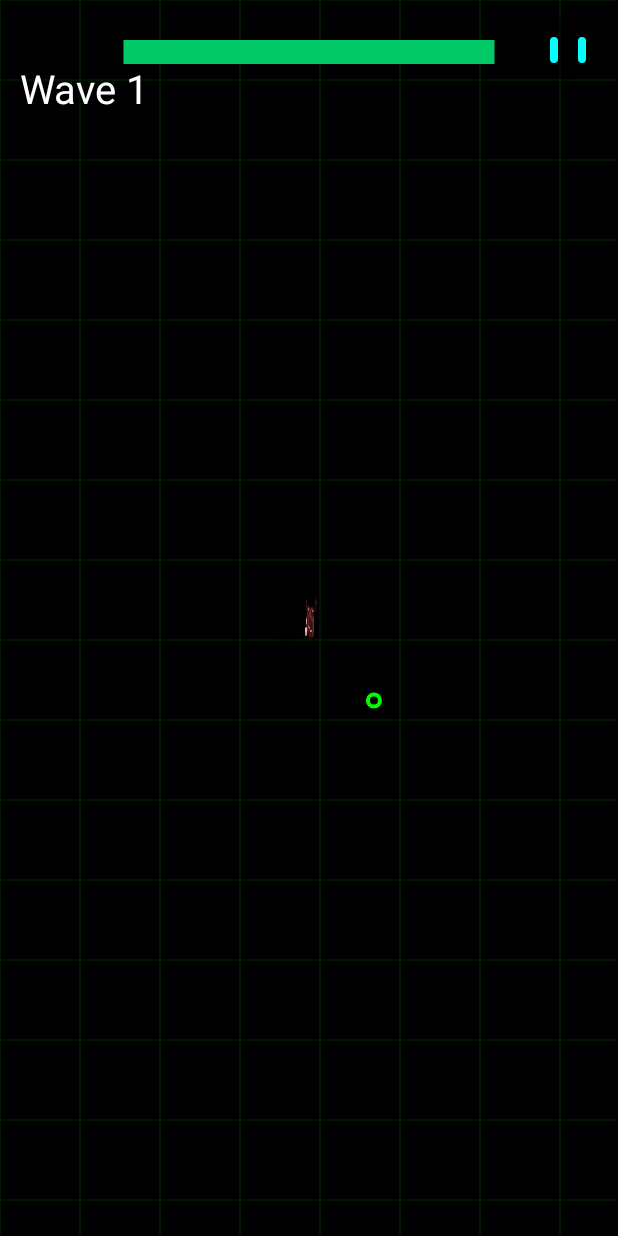
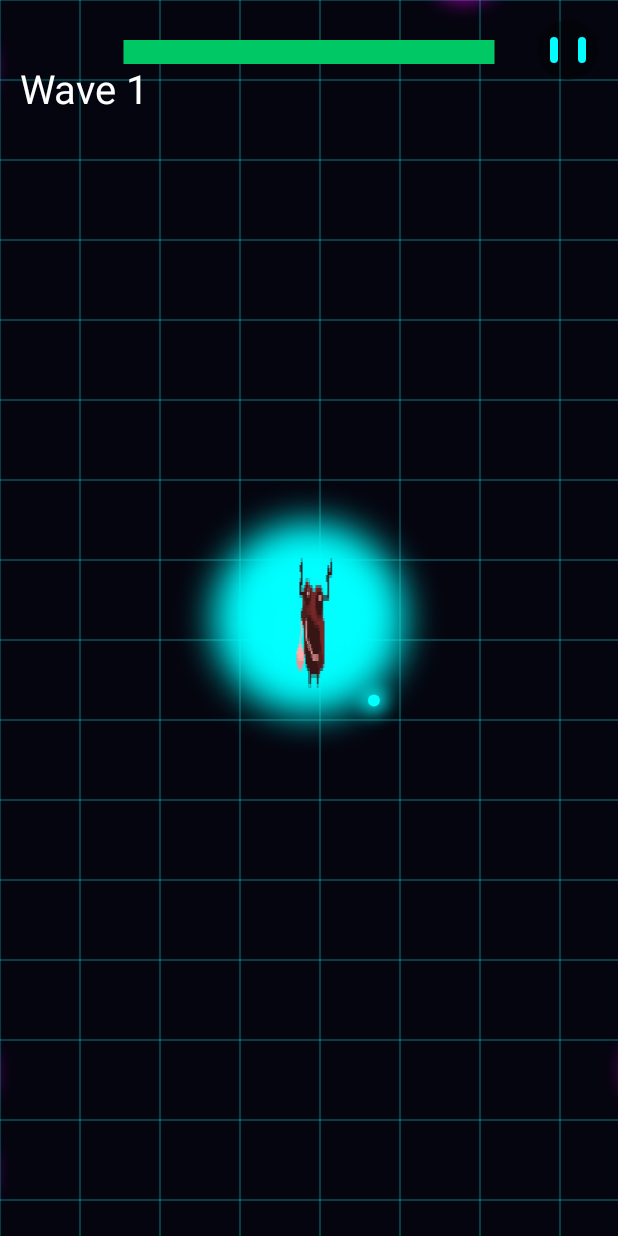
Before and after one commit to timmseth/survivalClicker, an Android app: the MainActivity screen opened directly, with no data from a screen before it, on a phone screen of 412 x 824 dp. Run offline under Robolectric (Android 15) with nearby library versions, the phone set to English and light mode, and no system bars.

Commit message:
Cycle 9: Cyberpunk neon visual overhaul
VISUAL IMPROVEMENTS:
- Player sprite 3x larger (64px → 192px) for better visibility
- Player hitbox scaled accordingly (32px → 96px)
- Neon glow effects on player sprite (cyan glow with 30px blur)
- Neon glow on bullets (cyan glow with 15px blur)
- Neon glow on enemies (magenta glow with 20px blur)
- Darker cyberpunk background (pure black → dark blue rgb(5,5,15))
- Brighter cyan grid with thicker lines (40 alpha → 60 alpha, 1px → 2px)
- Bullet color changed to cyan (from green) for neon aesthetic

TECHNICAL:
- Added BlurMaskFilter for all glow effects
- Enabled software rendering for blur effects (LAYER_TYPE_SOFTWARE)
- Glow rendered behind sprites for proper layering
- Maintained pixel-perfect sprite rendering (no antialiasing on sprites)

RESULT:
- Much more visible player character
- Strong cyberpunk neon aesthetic throughout
- Glowing effects on all interactive elements
- Darker background makes neon colors pop

🤖 Generated with [Claude Code](https://claude.com/claude-code)

Co-Authored-By: Claude Sonnet 4.5 <noreply@anthropic.com>

```diff
--- a/NeonSurvivor/app/src/main/java/com/example/neonsurvivor/GameView.kt
+++ b/NeonSurvivor/app/src/main/java/com/example/neonsurvivor/GameView.kt
@@ -40,10 +40,10 @@ class GameView(context: Context) : View(context) {
     private var damageCooldown = 0f
 
     // Paints
-    private val bgPaint = Paint().apply { color = Color.BLACK }
+    private val bgPaint = Paint().apply { color = Color.rgb(5, 5, 15) } // Darker cyberpunk bg
     private val gridPaint = Paint().apply {
-        color = Color.argb(40, 0, 255, 0)
-        strokeWidth = 1f
+        color = Color.argb(60, 0, 255, 255) // Brighter cyan grid
+        strokeWidth = 2f
     }
     private val playerPaint = Paint().apply {
         color = Color.CYAN
@@ -56,11 +56,22 @@ class GameView(context: Context) : View(context) {
         strokeWidth = 4f
         isAntiAlias = true
     }
+    private val enemyGlowPaint = Paint().apply {
+        color = Color.MAGENTA
+        style = Paint.Style.FILL
+        isAntiAlias = true
+        maskFilter = BlurMaskFilter(20f, BlurMaskFilter.Blur.NORMAL) // Magenta glow
+    }
     private val bulletPaint = Paint().apply {
-        color = Color.GREEN
-        style = Paint.Style.STROKE
-        strokeWidth = 4f
+        color = Color.CYAN
+        style = Paint.Style.FILL
+        strokeWidth = 6f
         isAntiAlias = true
+    }
+    private val bulletGlowPaint = Paint().apply {
+        color = Color.CYAN
+        isAntiAlias = true
+        maskFilter = BlurMaskFilter(15f, BlurMaskFilter.Blur.NORMAL) // Cyan bullet glow
     }
     private val bloodPaint = Paint().apply {
         color = Color.RED
@@ -110,16 +121,21 @@ class GameView(context: Context) : View(context) {
     private var spriteFrameTime = 0f
     private var currentFrame = 0
     private val frameDelay = 0.1f // 10 FPS animation
-    private val spriteSize = 64f // Size to render sprite
+    private val spriteSize = 192f // 3x larger sprite (was 64f)
     private val spritePaint = Paint().apply {
         isAntiAlias = false // Pixel art should not be antialiased
         isFilterBitmap = false // Keep crisp pixels
+    }
+    private val spriteGlowPaint = Paint().apply {
+        color = Color.CYAN
+        isAntiAlias = true
+        maskFilter = BlurMaskFilter(30f, BlurMaskFilter.Blur.NORMAL) // Neon glow
     }
 
     // Player
     private var playerX = 0f
     private var playerY = 0f
-    private var playerRadius = 32f // Adjusted to match sprite size
+    private var playerRadius = 96f // 3x larger hitbox (was 32f)
     private var playerSpeed = 250f  // Reduced from 300
     private var playerHp = 100
     private var maxHp = 100
@@ -166,6 +182,9 @@ class GameView(context: Context) : View(context) {
     init {
         isFocusable = true
         isClickable = true
+
+        // Enable software rendering for blur effects (BlurMaskFilter doesn't work with hardware acceleration)
+        setLayerType(LAYER_TYPE_SOFTWARE, null)
 
         // Load player sprites
         playerIdleSprite = BitmapFactory.decodeResource(resources, R.drawable.player_idle)
@@ -684,10 +703,14 @@ class GameView(context: Context) : View(context) {
         }
 
         for (b in bullets) {
+            // Neon glow effect
+            canvas.drawCircle(b.x, b.y, 12f, bulletGlowPaint)
             canvas.drawCircle(b.x, b.y, 6f, bulletPaint)
         }
 
         for (e in enemies) {
+            // Neon glow effect
+            canvas.drawCircle(e.x, e.y, e.radius + 10f, enemyGlowPaint)
             canvas.drawCircle(e.x, e.y, e.radius, enemyPaint)
         }
 
@@ -715,6 +738,9 @@ class GameView(context: Context) : View(context) {
             playerX + spriteSize / 2f,
             playerY + spriteSize / 2f
         )
+
+        // Draw neon glow behind sprite
+        canvas.drawCircle(playerX, playerY, spriteSize / 2f, spriteGlowPaint)
 
         canvas.drawBitmap(spriteSheet, srcRect, dstRect, spritePaint)
 
```
